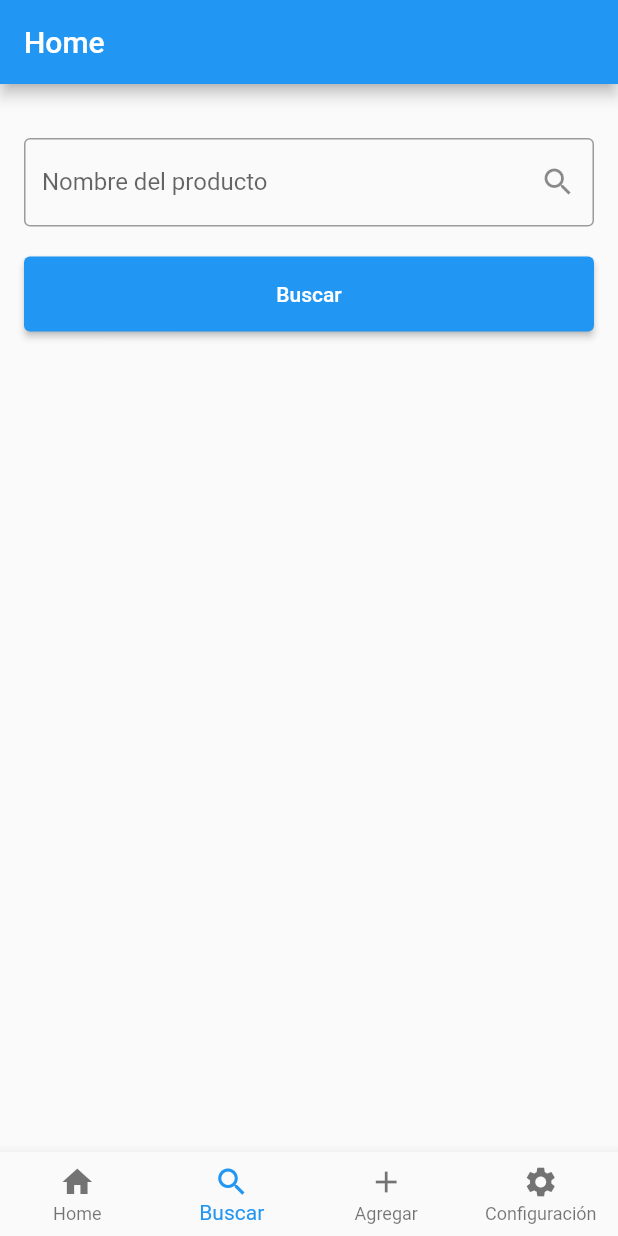
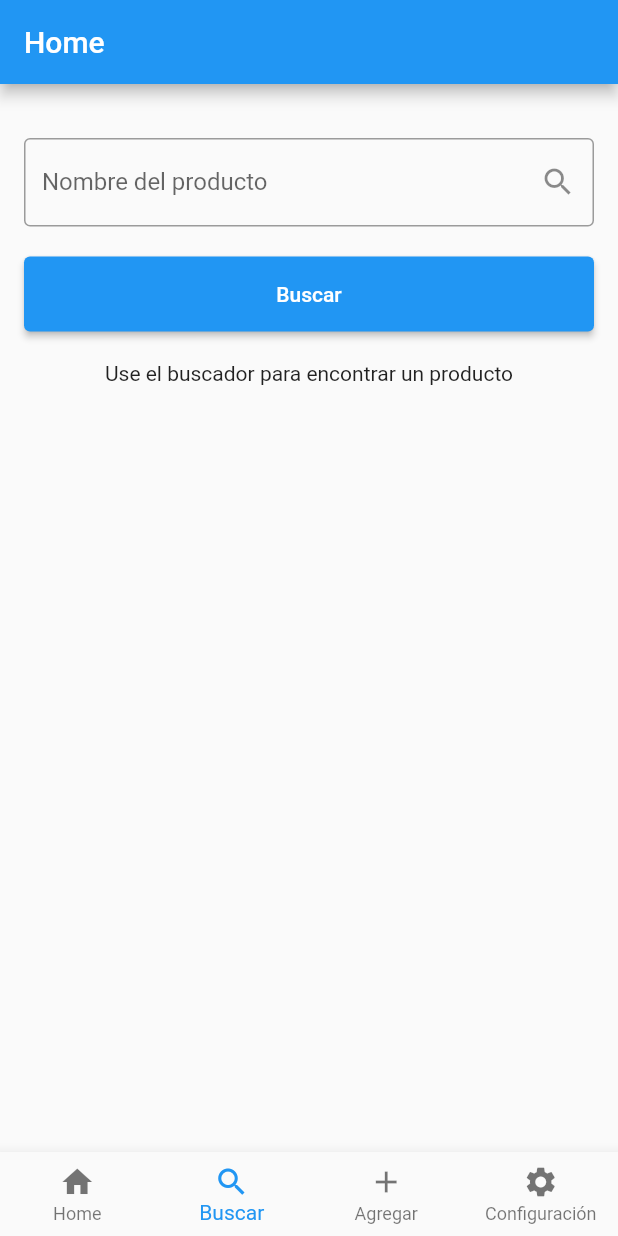
Before and after one commit to jparsoft/inventaryapp, a Flutter app: the screen it shows after launch, item 2 of the bottom bar chosen, after a tap on "Buscar", on a phone screen of 412 x 824 dp. Run offline on Flutter 3.47's test engine with Material 2 defaults, Android fonts, the light colour scheme and no system bars; our stand-ins replace bloc, equatable, get, logger; missing offline and left inert: gsheets; project files that could hold a hidden picture were left out; key blocks and very long unbroken strings in the code were emptied for the run.

Commit message:
FEAT: agregado busqueda y listado general producto

```diff
--- a/lib/features/g_sheet_api/data/datasources/g_sheet_api.dart
+++ b/lib/features/g_sheet_api/data/datasources/g_sheet_api.dart
@@ -67,14 +67,36 @@ class SheetsApi {
   static Future insertRow(ProductModel row) async {
     try {
       final int rowCount = await _getRowCount();
-      final newRow = row.copyWith(id: '${rowCount+1}');
+      final newRow = row.copyWith(id: '${rowCount + 1}');
 
       AppLogger.log(_TAG, 'Inserting row: ${newRow.toJson()}');
 
-      await _productsSheet!.values
-          .map.appendRow(newRow.toJson());
+      await _productsSheet!.values.map.appendRow(newRow.toJson());
     } catch (e) {
       AppLogger.log(_TAG, e.toString());
     }
   }
+
+  static Future<List<ProductModel>> getProducts() async {
+    try {
+      final products = await _productsSheet!.values.map.allRows();
+      AppLogger.log(_TAG, 'Products: $products');
+      return products!.map((e) => ProductModel.fromJson(e)).toList();
+    } catch (e) {
+      AppLogger.log(_TAG, e.toString());
+      return [];
+    }
+  }
+
+  // get by name
+  static Future<ProductModel?> getByName({required String name}) async {
+    try {
+      final product = await _productsSheet!.values.map.rowByKey(name, fromColumn: 1);
+      AppLogger.log(_TAG, 'Products: $product');
+      return ProductModel.fromJson(product!);
+    } catch (e) {
+      AppLogger.log(_TAG, 'Producto no encontrado');
+      return null;
+    }
+  }
 }
--- a/lib/features/g_sheet_api/data/models/product_fields.dart
+++ b/lib/features/g_sheet_api/data/models/product_fields.dart
@@ -9,8 +9,8 @@ class ProductFields {
   static const String createdAt = 'createdAt';
 
   static const List<String> values = [
+    name,
     id,
-    name,
     price,
     quantity,
     description,
--- a/lib/features/home/presentation/pages/home_page.dart
+++ b/lib/features/home/presentation/pages/home_page.dart
@@ -1,4 +1,7 @@
 import 'package:flutter/material.dart';
+
+import '../../../g_sheet_api/data/datasources/g_sheet_api.dart';
+import '../../../g_sheet_api/data/models/product_model.dart';
 
 class HomePage extends StatefulWidget {
   const HomePage({super.key});
@@ -8,19 +11,99 @@ class HomePage extends StatefulWidget {
 }
 
 class _HomePageState extends State<HomePage> {
+  List<ProductModel> products = [];
+
+  fetchProducts() async {
+    products = await SheetsApi.getProducts();
+    setState(() {});
+  }
+
+  @override
+  void initState() {
+    super.initState();
+    if (mounted) {
+      fetchProducts();
+    }
+  }
+
   @override
   Widget build(BuildContext context) {
-    return Padding(
-      padding: const EdgeInsets.all(16.0),
-      child: Column(
-        mainAxisAlignment: MainAxisAlignment.start,
-        children: <Widget>[
-          //formulario de consulta de productos
-
-          const Center(
-            child: Text('Wekereke inventary app'),
-          )
-        ],
+    return Container(
+      color: Colors.grey[300],
+      child: Padding(
+        padding: const EdgeInsets.all(16.0),
+        child: Column(
+          mainAxisAlignment: MainAxisAlignment.start,
+          children: <Widget>[
+            const Text(
+              'Bienvenido wekereke',
+              style: TextStyle(fontSize: 30),
+            ),
+            const SizedBox(
+              height: 20,
+            ),
+            const Text('Mis productos'),
+            const SizedBox(
+              height: 20,
+            ),
+            SizedBox(
+              height: 500,
+              child: ListView.builder(
+                shrinkWrap: true,
+                itemCount: products.length,
+                itemBuilder: (context, index) => Card(
+                  color: Colors.grey[200],
+                  child: ExpansionTile(
+                    title: Text(products[index].name),
+                    subtitle: Text('\$${products[index].price}'),
+                    childrenPadding: const EdgeInsets.all(16),
+                    expandedAlignment: Alignment.centerLeft,
+                    children: [
+                      Column(
+                        crossAxisAlignment: CrossAxisAlignment.start,
+                        children: [
+                          const Divider(),
+                          const Text('Cantidad'),
+                          const SizedBox(
+                            height: 8,
+                          ),
+                          Text(products[index].quantity),
+                          const SizedBox(
+                            height: 20,
+                          ),
+                          const Text('Categoría'),
+                          const SizedBox(
+                            height: 8,
+                          ),
+                          Text(products[index].category),
+                          const SizedBox(
+                            height: 20,
+                          ),
+                          const Text('Fecha de creación'),
+                          const SizedBox(
+                            height: 8,
+                          ),
+                          Text(products[index].createdAt),
+                          const SizedBox(
+                            height: 20,
+                          ),
+                          const Text('Descripción'),
+                          const SizedBox(
+                            height: 8,
+                          ),
+                          Text(products[index].description),
+                          const SizedBox(
+                            height: 20,
+                          ),
+                        ],
+                      ),
+                    ],
+                  ),
+                ),
+              ),
+            ),
+          ],
+        ),
       ),
     );
   }
--- a/lib/features/search/presentation/pages/search_page.dart
+++ b/lib/features/search/presentation/pages/search_page.dart
@@ -1,9 +1,20 @@
 import 'package:flutter/material.dart';
+import 'package:inventary_app/features/g_sheet_api/data/datasources/g_sheet_api.dart';
 
-class SearchPage extends StatelessWidget {
+import '../../../g_sheet_api/data/models/product_model.dart';
+
+class SearchPage extends StatefulWidget {
   const SearchPage({
     super.key,
   });
+
+  @override
+  State<SearchPage> createState() => _SearchPageState();
+}
+
+class _SearchPageState extends State<SearchPage> {
+  ProductModel? product;
+  final searchController = TextEditingController();
 
   @override
   Widget build(BuildContext context) {
@@ -18,6 +29,7 @@ class SearchPage extends StatelessWidget {
             height: 20,
           ),
           TextFormField(
+            controller: searchController,
             decoration: const InputDecoration(
               border: OutlineInputBorder(),
               labelText: 'Nombre del producto',
@@ -32,7 +44,64 @@ class SearchPage extends StatelessWidget {
               width: double.infinity,
               height: 50,
               child: ElevatedButton(
-                  onPressed: () {}, child: const Text('Buscar'))),
+                  onPressed: () async {
+                    product =
+                        await SheetsApi.getByName(name: searchController.text);
+                    setState(() {});
+                  },
+                  child: const Text('Buscar'))),
+          const SizedBox(
+            height: 20,
+          ),
+          product != null
+              ? SizedBox(
+                  height: 500,
+                  child: ExpansionTile(
+                    title: Text(product!.name),
+                    subtitle: Text('\$${product!.price}'),
+                    childrenPadding: const EdgeInsets.all(16),
+                    expandedAlignment: Alignment.centerLeft,
+                    expandedCrossAxisAlignment: CrossAxisAlignment.start,
+                    children: [
+                      const Divider(),
+                      const Text('Cantidad'),
+                      const SizedBox(
+                        height: 8,
+                      ),
+                      Text(product!.quantity),
+                      const SizedBox(
+                        height: 20,
+                      ),
+                      const Text('Categoría'),
+                      const SizedBox(
+                        height: 8,
+                      ),
+                      Text(product!.category),
+                      const SizedBox(
+                        height: 20,
+                      ),
+                      const Text('Fecha de creación'),
+                      const SizedBox(
+                        height: 8,
+                      ),
+                      Text(product!.createdAt),
+                      const SizedBox(
+                        height: 20,
+                      ),
+                      const Text('Descripción'),
+                      const SizedBox(
+                        height: 8,
+                      ),
+                      Text(product!.description),
+                      const SizedBox(
+                        height: 20,
+                      ),
+                    ],
+                  ),
+                )
+              : const Center(
+                  child: Text('Use el buscador para encontrar un producto'),
+                ),
         ],
       ),
     );
```
Also changed, not shown: lib/features/g_sheet_api/data/models/product_model.dart (+15 -0 lines).
